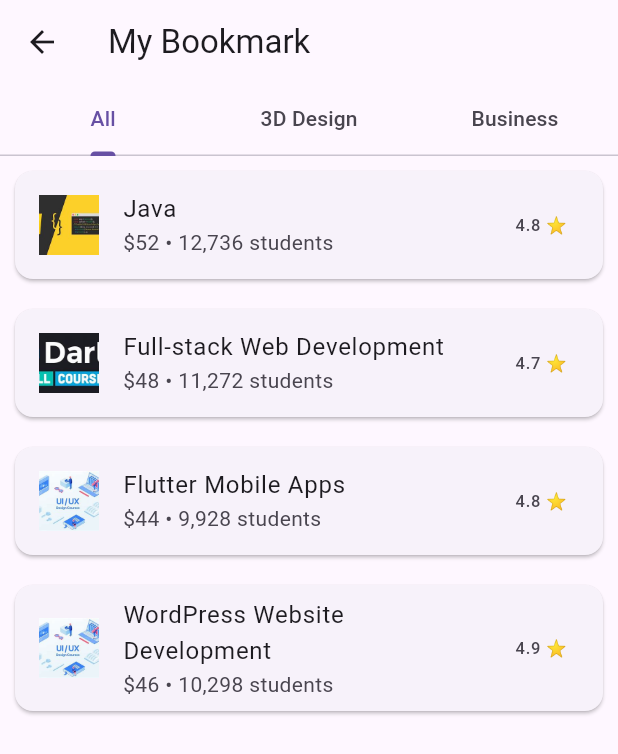
After one commit to SaraMo29/TechTonic, a Flutter app: the BookmarkScreen screen opened directly, on a phone screen of 412 x 824 dp. The commit adds this screen. Shown: the top 754 px of the screen. Run offline on Flutter 3.47's test engine with Material 3 defaults, Android fonts, the phone set to English and light mode, and no system bars; our stand-ins replace carousel_slider, get, introduction_screen, shared_preferences; accounts and stored records are empty.

Commit message:
bookmark_screen

```diff
--- /dev/null
+++ b/lib/screens/bookMark_screen.dart
@@ -0,0 +1,174 @@
+import 'package:flutter/material.dart';
+
+class BookmarkScreen extends StatelessWidget {
+  final List<Map<String, dynamic>> courses = [
+    {
+      "title": "Java",
+      "price": "\$52",
+      "oldPrice": "\$88",
+      "students": "12,736",
+      "rating": "4.8",
+      "category": "3D Design",
+      "image": "assets/images/course1.jpg",
+    },
+    {
+      "title": "Full-stack Web Development",
+      "price": "\$48",
+      "students": "11,272",
+      "rating": "4.7",
+      "category": "Programming",
+      "image": "assets/images/course2.jpg",
+    },
+    {
+      "title": "Flutter Mobile Apps",
+      "price": "\$44",
+      "students": "9,928",
+      "rating": "4.8",
+      "category": "Programming",
+      "image": "assets/images/course3.jpg",
+    },
+    {
+      "title": "WordPress Website Development",
+      "price": "\$46",
+      "students": "10,298",
+      "rating": "4.9",
+      "category": "Technology",
+      "image": "assets/images/course3.jpg",
+    },
+  ];
+
+  BookmarkScreen({super.key});
+
+  @override
+  Widget build(BuildContext context) {
+    return DefaultTabController(
+      length: 3,
+      child: Scaffold(
+        appBar: AppBar(
+          title: const Text("My Bookmark"),
+          bottom: const TabBar(
+            tabs: [
+              Tab(text: "All"),
+              Tab(text: "3D Design"),
+              Tab(text: "Business"),
+            ],
+          ),
+        ),
+        body: TabBarView(
+          children: [
+            ListView.builder(
+              itemCount: courses.length,
+              itemBuilder: (context, index) {
+                final course = courses[index];
+                return Card(
+                  margin: const EdgeInsets.all(10),
+                  child: ListTile(
+                    leading: Image.asset(
+                      course["image"],
+                      width: 40,
+                      height: 40,
+                      fit: BoxFit.cover,
+                    ),
+                    title: Text(course["title"]),
+                    subtitle: Text(
+                      "${course["price"]} • ${course["students"]} students",
+                    ),
+                    trailing: Text("${course["rating"]} ⭐"),
+                  ),
+                );
+              },
+            ),
+            const Center(child: Text("3D Design Courses")),
+            const Center(child: Text("Business Courses")),
+          ],
+        ),
+      ),
+    );
+  }
+}
+
+/*
+import 'package:flutter/material.dart';
+
+class BookmarkScreen extends StatelessWidget {
+  final List<Map<String,dynamic>>
+  Courses=[{
+    "title":"Java",
+    "price":"\$52",
+    "oldPrice":"\$88",
+    "students":"12,736",
+    "rating":"4.8",
+    "category":"3D Desigen",
+    "image": "assets/images/course1.jpg",
+  },
+  {
+    "title":"Full-stack Web Development",
+    "price":"\$48",
+    "students":"11,272",
+    "rating":"4.7",
+    "category":"Programming",
+    "image": "assets/images/course2.jpg",
+  },
+  {
+    "title":"Flutter Mopile Apps",
+    "price":"\$44",
+    "students":"9,928",
+    "rating":"4.8",
+    "category":"Programming",
+    "image": "assets/images/course3.jpg",
+  },
+  {
+    "title":"WordPress Website Development",
+    "price":"\$46",
+    "students":"10,298",
+    "rating":"4.9",
+    "category":"Technology",
+    "image": "assets/images/course3.jpg",
+  },
+  ];
+  const BookmarkScreen({super.key});
+
+  @override
+  Widget build(BuildContext context) {
+    return DefaultTabController(
+      length: 3,
+      child: Scaffold(
+        appBar: AppBar(
+          title: Text("My Bookmark"),
+          bottom:TabBar(tabs: [
+            Tap(text:"All"),
+            Tap(text:"3D Design"),
+            Tap(text:"Business"),
+
+          ],
+          ),
+        ),
+        body: TabBarView(children: [
+          ListView.builder(
+            itemCount: Courses.length,
+            itemBuilder: (context, index){
+              final course = Courses[index];
+              return Card (
+                margin:EdgeInsets.all(10),
+                child: ListTile(
+                  leading: Icon(course["assets/images/course2.jpg"],size: 40),
+                  title: Text(course["title"]),
+                  subtitle:Text("$
+                  {course["price"]}.$
+                  {course["students"]}students"),
+                  trailing:Text("${
+                    course["rating"]
+                  }"),
+                ),
+                );
+            },
+            ),
+            Center(child: Text("3D Design Courses")),
+            Center(child: Text("Business Courses")),
+        ],
+        ),
+      ),
+    );
+  }
+}
+*/
```
Also changed, not shown: lib/screens/home_screen.dart (+9 -1 lines).
